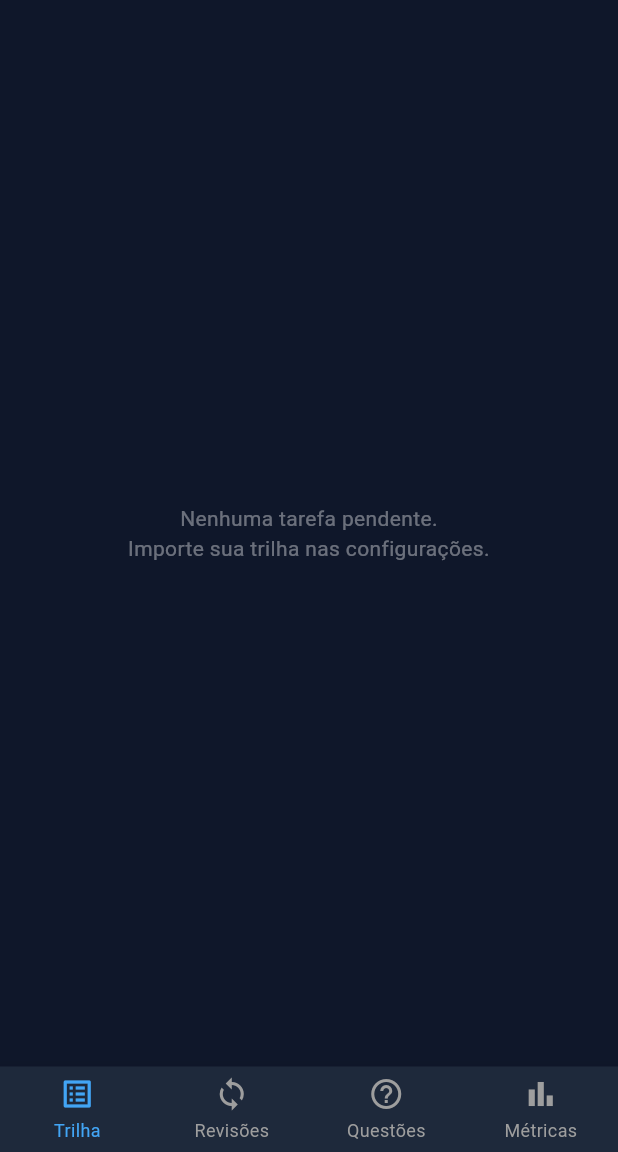
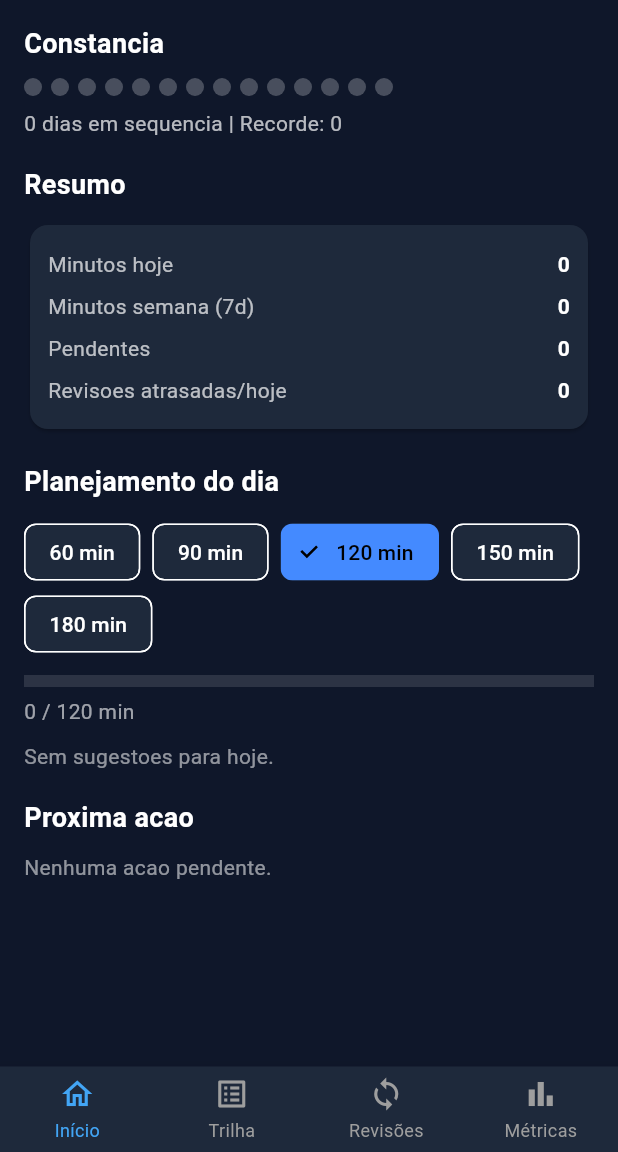
Before and after one commit to Eudberg/zion_mind_pro, a Flutter app: the screen it shows after launch, on a phone screen of 412 x 824 dp, the part 84-1236 px from its top. Run offline on Flutter 3.47's test engine with Material 3 defaults, Android fonts, the phone set to English and light mode, and no system bars; our stand-ins replace csv, file_picker, percent_indicator, shared_preferences, sqflite; accounts and stored records are empty.

Commit message:
etapa 3 - completa - rodando

```diff
--- a/lib/controllers/trilha_controller.dart
+++ b/lib/controllers/trilha_controller.dart
@@ -1,4 +1,5 @@
 import 'package:flutter/material.dart';
+import 'package:shared_preferences/shared_preferences.dart';
 import '../models/tarefa_trilha.dart';
 import '../models/sessao_estudo.dart';
 import '../database/tarefas_trilha_dao.dart';
@@ -15,6 +16,7 @@ class TrilhaController extends ChangeNotifier {
   List<TarefaTrilha> _tarefas = [];
   Map<String, int> _minutosPorDisciplinaSessoes = {};
   bool _isLoading = false;
+  int _metaMinutosDia = 120;
 
   // CORREÇÃO: Campos marcados como final para satisfazer o linter,
   // já que não são reatribuídos diretamente (apenas seus conteúdos mudam).
@@ -26,6 +28,7 @@ class TrilhaController extends ChangeNotifier {
   bool get isLoading => _isLoading;
   DateTime get dataSelecionada => _dataSelecionada;
   List<dynamic> get planoDoDia => _planoDoDia;
+  int get metaMinutosDia => _metaMinutosDia;
 
   // Getters para Métricas Globais
   int get totalMinutosPlanejados =>
@@ -114,7 +117,12 @@ class TrilhaController extends ChangeNotifier {
   };
 
   TrilhaController() {
-    carregarTarefas();
+    _init();
+  }
+
+  Future<void> _init() async {
+    await carregarTarefas();
+    await carregarPrefsPlanoDia();
   }
 
   /// REATIVIDADE: Método central de carregamento que aciona o notifyListeners()
@@ -141,6 +149,139 @@ class TrilhaController extends ChangeNotifier {
   String _normDisciplina(String s) => s.trim().toUpperCase();
   String _norm(String s) =>
       s.trim().replaceAll(RegExp(r'\s+'), ' ').toLowerCase();
+  DateTime _dateOnly(DateTime d) => DateTime(d.year, d.month, d.day);
+
+  int get minutosHoje {
+    final hoje = _dateOnly(DateTime.now());
+    return _tarefas
+        .where((t) => t.dataConclusao != null && _dateOnly(t.dataConclusao!) == hoje)
+        .fold(0, (sum, t) => sum + (t.chEfetivaMin ?? 0));
+  }
+
+  int get minutosSemana {
+    final hoje = _dateOnly(DateTime.now());
+    final inicio = hoje.subtract(const Duration(days: 6));
+    return _tarefas.where((t) {
+      if (t.dataConclusao == null) return false;
+      final d = _dateOnly(t.dataConclusao!);
+      return (d.isAfter(inicio) || d.isAtSameMomentAs(inicio)) &&
+          (d.isBefore(hoje) || d.isAtSameMomentAs(hoje));
+    }).fold(0, (sum, t) => sum + (t.chEfetivaMin ?? 0));
+  }
+
+  List<bool> get ultimos14DiasAtivos {
+    final hoje = _dateOnly(DateTime.now());
+    final ativos = _tarefas
+        .where((t) => t.dataConclusao != null)
+        .map((t) => _dateOnly(t.dataConclusao!))
+        .toSet();
+
+    final dias = <bool>[];
+    for (int i = 13; i >= 0; i--) {
+      final dia = hoje.subtract(Duration(days: i));
+      dias.add(ativos.contains(dia));
+    }
+    return dias;
+  }
+
+  int get streakAtual {
+    final ativos = _tarefas
+        .where((t) => t.dataConclusao != null)
+        .map((t) => _dateOnly(t.dataConclusao!))
+        .toSet();
+
+    int streak = 0;
+    DateTime cursor = _dateOnly(DateTime.now());
+    while (ativos.contains(cursor)) {
+      streak++;
+      cursor = cursor.subtract(const Duration(days: 1));
+    }
+    return streak;
+  }
+
+  int get recordeStreak {
+    final dias = _tarefas
+        .where((t) => t.dataConclusao != null)
+        .map((t) => _dateOnly(t.dataConclusao!))
+        .toSet()
+        .toList()
+      ..sort();
+
+    if (dias.isEmpty) return 0;
+
+    int melhor = 1;
+    int atual = 1;
+    for (int i = 1; i < dias.length; i++) {
+      final diff = dias[i].difference(dias[i - 1]).inDays;
+      if (diff == 1) {
+        atual++;
+      } else {
+        atual = 1;
+      }
+      if (atual > melhor) melhor = atual;
+    }
+    return melhor;
+  }
+
+  List<TarefaTrilha> get revisoesAtrasadasOuHoje {
+    final hoje = _dateOnly(DateTime.now());
+    return _tarefas.where((t) {
+      if (t.concluida) return false;
+      if (t.dataProximaRevisao == null) return false;
+      final rev = _dateOnly(t.dataProximaRevisao!);
+      return rev.isBefore(hoje) || rev.isAtSameMomentAs(hoje);
+    }).toList();
+  }
+
+  List<TarefaTrilha> get prioridadePendentes {
+    final lista = List<TarefaTrilha>.from(tarefasPendentes);
+    final hoje = _dateOnly(DateTime.now());
+    bool isRevisaoAtrasadaOuHoje(TarefaTrilha t) {
+      if (t.concluida || t.dataProximaRevisao == null) return false;
+      final rev = _dateOnly(t.dataProximaRevisao!);
+      return rev.isBefore(hoje) || rev.isAtSameMomentAs(hoje);
+    }
+
+    lista.sort((a, b) {
+      final aRev = isRevisaoAtrasadaOuHoje(a);
+      final bRev = isRevisaoAtrasadaOuHoje(b);
+      if (aRev != bRev) return aRev ? -1 : 1;
+
+      final aInicial = a.estagioRevisao == 0;
+      final bInicial = b.estagioRevisao == 0;
+      if (aInicial != bInicial) return aInicial ? -1 : 1;
+
+      return a.ordemGlobal.compareTo(b.ordemGlobal);
+    });
+    return lista;
+  }
+
+  List<TarefaTrilha> get sugestoesPlanoDia {
+    if (_metaMinutosDia <= 0) return [];
+    final sugestoes = <TarefaTrilha>[];
+    int acumulado = 0;
+
+    for (final t in prioridadePendentes) {
+      sugestoes.add(t);
+      acumulado += t.chPlanejadaMin;
+      if (acumulado >= _metaMinutosDia) break;
+    }
+
+    return sugestoes;
+  }
+
+  Future<void> carregarPrefsPlanoDia() async {
+    final prefs = await SharedPreferences.getInstance();
+    _metaMinutosDia = prefs.getInt('metaMinutosDia') ?? 120;
+    notifyListeners();
+  }
+
+  Future<void> setMetaMinutosDia(int valor) async {
+    _metaMinutosDia = valor;
+    final prefs = await SharedPreferences.getInstance();
+    await prefs.setInt('metaMinutosDia', valor);
+    notifyListeners();
+  }
 
   Future<Map<String, double>> desempenhoQuestoesPorMateria() async {
     final agregados = await QuestoesDao().agregadosPorMateria();
--- a/lib/screens/tela_inicial.dart
+++ b/lib/screens/tela_inicial.dart
@@ -1,7 +1,7 @@
 import 'package:flutter/material.dart';
+import 'tela_inicio.dart';
 import 'tela_trilha.dart';
 import 'tela_revisoes.dart';
-import 'tela_questoes.dart';
 import 'tela_estatisticas.dart';
 import 'tela_configuracoes.dart';
 
@@ -18,9 +18,9 @@ class _TelaInicialState extends State<TelaInicial> {
 
   // Lista das telas principais que serão exibidas em cada aba
   final List<Widget> _telas = [
-    const TelaTrilha(), // Índice 0: Lista de tarefas organizada em blocos de 25
-    const TelaRevisoes(), // Índice 1: Calendário de revisões agendadas
-    const TelaQuestoes(), // Índice 2: Histórico e registro de questões
+    const TelaInicio(), // Índice 0: Dashboard
+    const TelaTrilha(), // Índice 1: Lista de tarefas organizada em blocos de 25
+    const TelaRevisoes(), // Índice 2: Calendário de revisões agendadas
     const TelaEstatisticas(), // Índice 3: Métricas de desempenho e tempo
   ];
 
@@ -78,6 +78,13 @@ class _TelaInicialState extends State<TelaInicial> {
           BottomNavigationBarItem(
             icon: Padding(
               padding: EdgeInsets.only(bottom: 4),
+              child: Icon(Icons.home_outlined),
+            ),
+            label: 'Início',
+          ),
+          BottomNavigationBarItem(
+            icon: Padding(
+              padding: EdgeInsets.only(bottom: 4),
               child: Icon(Icons.list_alt),
             ),
             label: 'Trilha',
@@ -92,13 +99,6 @@ class _TelaInicialState extends State<TelaInicial> {
           BottomNavigationBarItem(
             icon: Padding(
               padding: EdgeInsets.only(bottom: 4),
-              child: Icon(Icons.help_outline),
-            ),
-            label: 'Questões',
-          ),
-          BottomNavigationBarItem(
-            icon: Padding(
-              padding: EdgeInsets.only(bottom: 4),
               child: Icon(Icons.bar_chart),
             ),
             label: 'Métricas',
--- /dev/null
+++ b/lib/screens/tela_inicio.dart
@@ -0,0 +1,235 @@
+import 'package:flutter/material.dart';
+import 'package:provider/provider.dart';
+
+import '../controllers/estudo_controller.dart';
+import '../controllers/trilha_controller.dart';
+import '../models/tarefa_trilha.dart';
+import 'tarefa_trilha_detalhe.dart';
+import 'tela_cronometro.dart';
+
+class TelaInicio extends StatefulWidget {
+  const TelaInicio({super.key});
+
+  @override
+  State<TelaInicio> createState() => _TelaInicioState();
+}
+
+class _TelaInicioState extends State<TelaInicio> {
+  Future<void> _abrirTarefa(TarefaTrilha tarefa) async {
+    await Navigator.push(
+      context,
+      MaterialPageRoute(
+        builder: (_) => TarefaTrilhaDetalhe(tarefa: tarefa),
+      ),
+    );
+    if (!mounted) return;
+    await context.read<TrilhaController>().carregarTarefas();
+  }
+
+  Future<void> _iniciarCronometro(TarefaTrilha tarefa) async {
+    context.read<EstudoController>().iniciarSessaoTarefa(tarefa);
+    await Navigator.push(
+      context,
+      MaterialPageRoute(builder: (_) => const TelaCronometro()),
+    );
+    if (!mounted) return;
+    await context.read<TrilhaController>().carregarTarefas();
+  }
+
+  @override
+  Widget build(BuildContext context) {
+    final controller = context.watch<TrilhaController>();
+    final sugestoes = controller.sugestoesPlanoDia;
+    final prioridade = controller.prioridadePendentes;
+    final proximaAcao = prioridade.isNotEmpty ? prioridade.first : null;
+    final progressoMeta = controller.metaMinutosDia > 0
+        ? (controller.minutosHoje / controller.metaMinutosDia).clamp(0.0, 1.0)
+        : 0.0;
+
+    return Scaffold(
+      backgroundColor: const Color(0xFF0F172A),
+      body: ListView(
+        padding: const EdgeInsets.all(16),
+        children: [
+          const _SectionTitle('Constancia'),
+          const SizedBox(height: 10),
+          Wrap(
+            spacing: 6,
+            runSpacing: 6,
+            children: controller.ultimos14DiasAtivos
+                .map(
+                  (ativo) => Container(
+                    width: 12,
+                    height: 12,
+                    decoration: BoxDecoration(
+                      shape: BoxShape.circle,
+                      color: ativo ? Colors.greenAccent : Colors.white24,
+                    ),
+                  ),
+                )
+                .toList(),
+          ),
+          const SizedBox(height: 8),
+          Text(
+            '${controller.streakAtual} dias em sequencia | Recorde: ${controller.recordeStreak}',
+            style: const TextStyle(color: Colors.white70),
+          ),
+          const SizedBox(height: 18),
+          const _SectionTitle('Resumo'),
+          const SizedBox(height: 10),
+          Card(
+            child: Padding(
+              padding: const EdgeInsets.all(12),
+              child: Column(
+                children: [
+                  _ResumoLinha('Minutos hoje', '${controller.minutosHoje}'),
+                  _ResumoLinha('Minutos semana (7d)', '${controller.minutosSemana}'),
+                  _ResumoLinha('Pendentes', '${controller.tarefasPendentes.length}'),
+                  _ResumoLinha(
+                    'Revisoes atrasadas/hoje',
+                    '${controller.revisoesAtrasadasOuHoje.length}',
+                  ),
+                ],
+              ),
+            ),
+          ),
+          const SizedBox(height: 18),
+          const _SectionTitle('Planejamento do dia'),
+          const SizedBox(height: 10),
+          Wrap(
+            spacing: 8,
+            children: [60, 90, 120, 150, 180]
+                .map(
+                  (m) => ChoiceChip(
+                    label: Text('$m min'),
+                    selected: controller.metaMinutosDia == m,
+                    onSelected: (_) => controller.setMetaMinutosDia(m),
+                  ),
+                )
+                .toList(),
+          ),
+          const SizedBox(height: 10),
+          LinearProgressIndicator(
+            value: progressoMeta,
+            minHeight: 8,
+            backgroundColor: Colors.white12,
+            color: Colors.blueAccent,
+          ),
+          const SizedBox(height: 6),
+          Text(
+            '${controller.minutosHoje} / ${controller.metaMinutosDia} min',
+            style: const TextStyle(color: Colors.white60),
+          ),
+          const SizedBox(height: 10),
+          if (sugestoes.isEmpty)
+            const Text(
+              'Sem sugestoes para hoje.',
+              style: TextStyle(color: Colors.white54),
+            ),
+          ...sugestoes.map(
+            (t) => Card(
+              child: ListTile(
+                title: Text(t.disciplina),
+                subtitle: Text('${t.assunto} - ${t.chPlanejadaMin} min'),
+                trailing: TextButton(
+                  onPressed: () => _abrirTarefa(t),
+                  child: const Text('Abrir'),
+                ),
+              ),
+            ),
+          ),
+          const SizedBox(height: 18),
+          const _SectionTitle('Proxima acao'),
+          const SizedBox(height: 10),
+          if (proximaAcao == null)
+            const Text(
+              'Nenhuma acao pendente.',
+              style: TextStyle(color: Colors.white54),
+            )
+          else
+            Card(
+              child: Padding(
+                padding: const EdgeInsets.all(12),
+                child: Column(
+                  crossAxisAlignment: CrossAxisAlignment.start,
+                  children: [
+                    Text(
+                      proximaAcao.disciplina,
+                      style: const TextStyle(
+                        fontWeight: FontWeight.bold,
+                        fontSize: 16,
+                      ),
+                    ),
+                    const SizedBox(height: 4),
+                    Text('${proximaAcao.assunto} - ${proximaAcao.chPlanejadaMin} min'),
+                    const SizedBox(height: 10),
+                    Row(
+                      children: [
+                        Expanded(
+                          child: ElevatedButton(
+                            onPressed: () => _abrirTarefa(proximaAcao),
+                            child: const Text('Abrir tarefa'),
+                          ),
+                        ),
+                        const SizedBox(width: 8),
+                        Expanded(
+                          child: ElevatedButton(
+                            onPressed: () => _iniciarCronometro(proximaAcao),
+                            child: const Text('Iniciar cronometro'),
+                          ),
+                        ),
+                      ],
+                    ),
+                  ],
+                ),
+              ),
+            ),
+        ],
+      ),
+    );
+  }
+}
+
+class _SectionTitle extends StatelessWidget {
+  final String text;
+  const _SectionTitle(this.text);
+
+  @override
+  Widget build(BuildContext context) {
+    return Text(
+      text,
+      style: const TextStyle(
+        color: Colors.white,
+        fontSize: 18,
+        fontWeight: FontWeight.bold,
+      ),
+    );
+  }
+}
+
+class _ResumoLinha extends StatelessWidget {
+  final String label;
+  final String value;
+
+  const _ResumoLinha(this.label, this.value);
+
+  @override
+  Widget build(BuildContext context) {
+    return Padding(
+      padding: const EdgeInsets.symmetric(vertical: 4),
+      child: Row(
+        mainAxisAlignment: MainAxisAlignment.spaceBetween,
+        children: [
+          Text(label, style: const TextStyle(color: Colors.white70)),
+          Text(
+            value,
+            style: const TextStyle(
+              color: Colors.white,
+              fontWeight: FontWeight.bold,
+            ),
+          ),
+        ],
+      ),
+    );
+  }
+}
```
